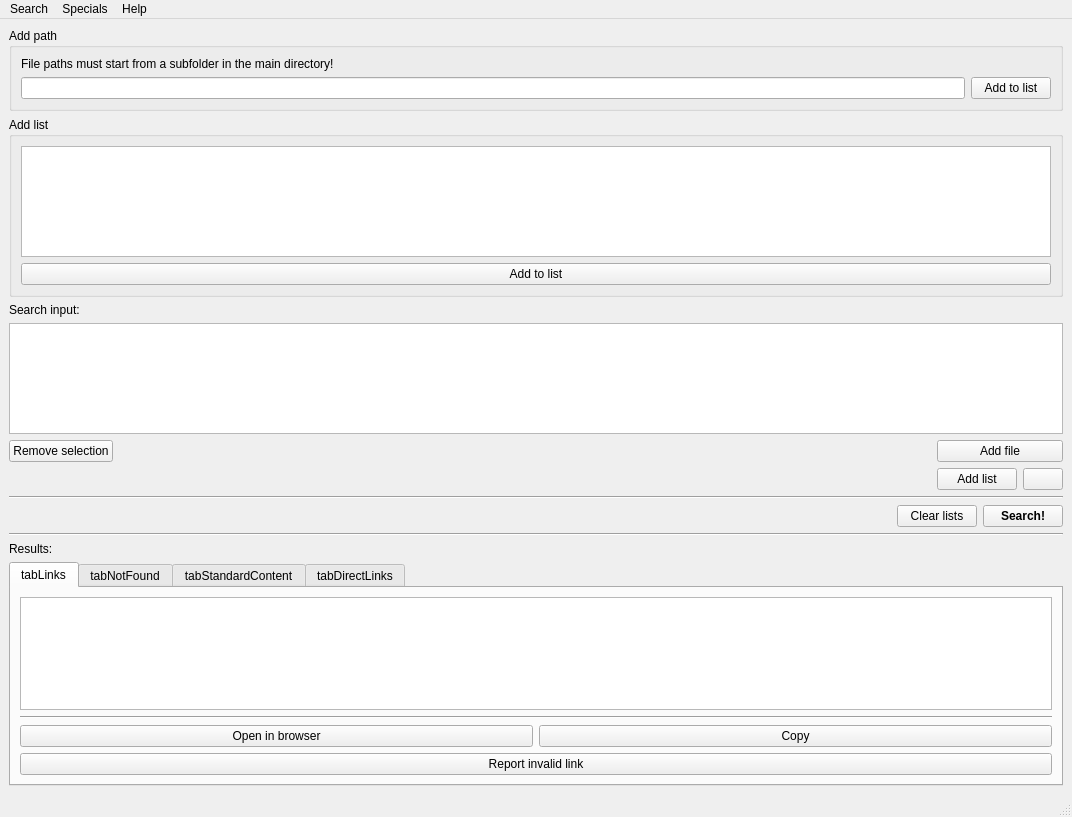
The window that OTModules/wContentSearch/wcontentsearch.ui (pietr26/OMSI-Tools) describes before a commit, drawn with Qt 5.
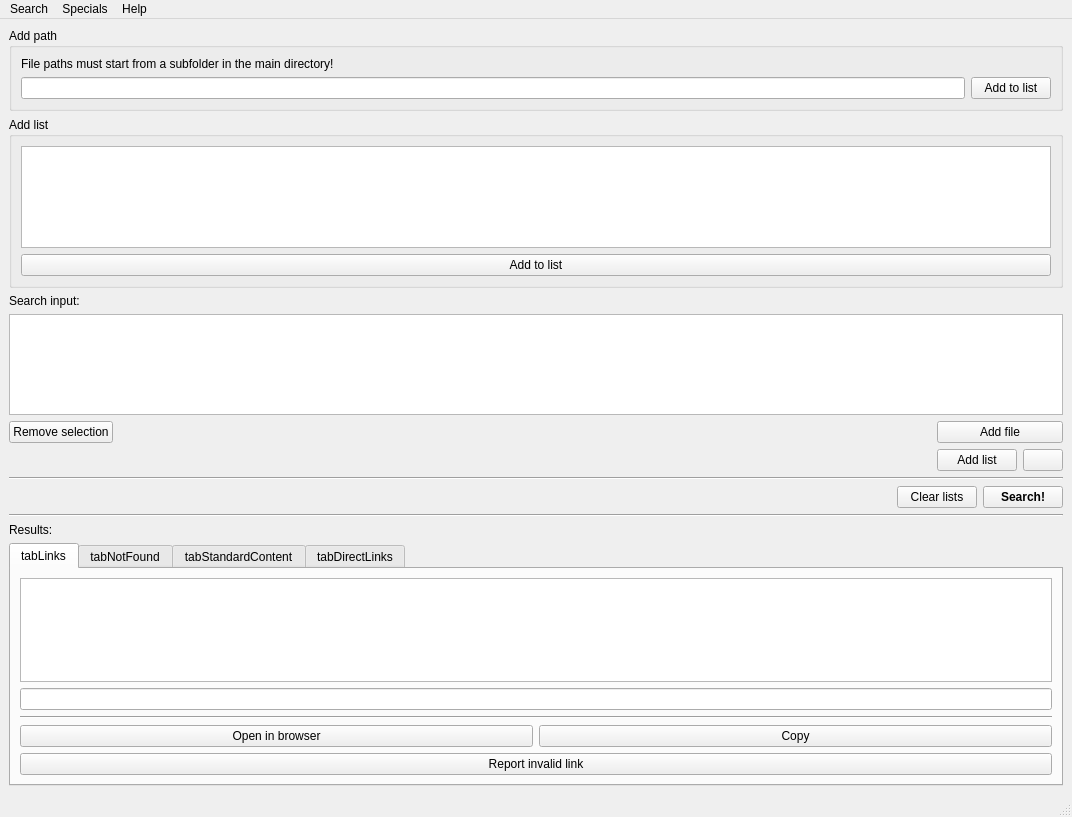
The same window after the commit. Icons and pictures are not drawn.

Commit message: Implemented information

Patch:
```diff
--- a/OTModules/wContentSearch/wcontentsearch.ui
+++ b/OTModules/wContentSearch/wcontentsearch.ui
@@ -297,6 +297,13 @@
             </property>
            </widget>
           </item>
+          <item>
+           <widget class="QLineEdit" name="ledInformation">
+            <property name="readOnly">
+             <bool>true</bool>
+            </property>
+           </widget>
+          </item>
           <item>
            <widget class="Line" name="line">
             <property name="orientation">
```
The commit also changes 2 other files.
